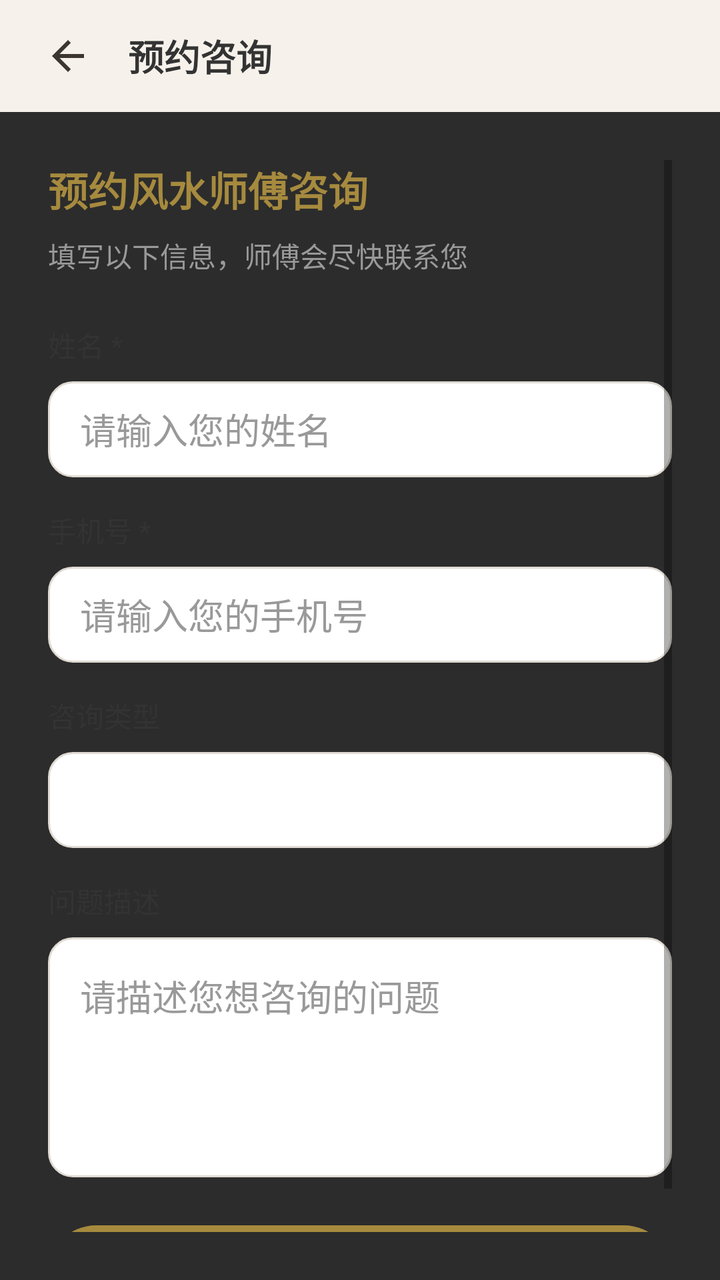
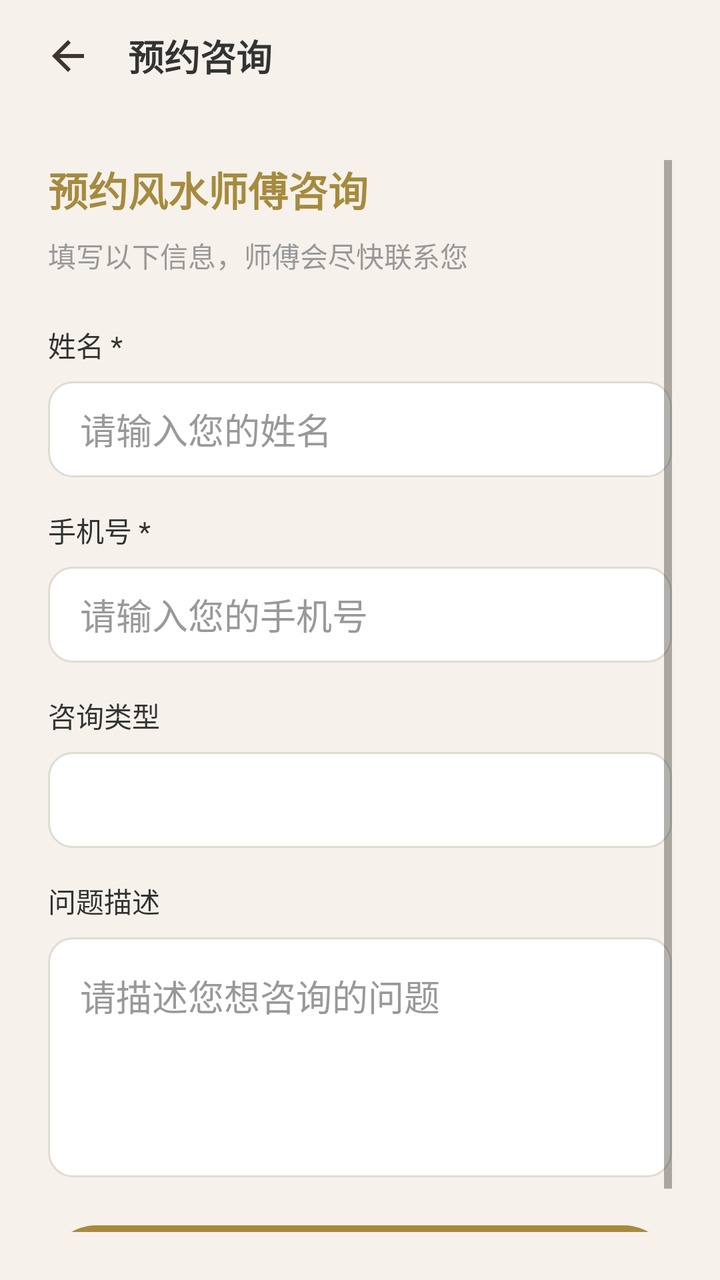

Compare the two renders of this Android layout. The source of the first and the diff that turns it into the second are given below.
<!-- AndroidManifest.xml: application theme Theme.YizhaiYiju -->
<!-- res/layout/activity_consult.xml -->
<?xml version="1.0" encoding="utf-8"?>
<LinearLayout xmlns:android="http://schemas.android.com/apk/res/android"
    android:orientation="vertical"
    android:background="@color/bg_dark"
    android:layout_width="match_parent"
    android:layout_height="match_parent">
    <LinearLayout
        android:gravity="center_vertical"
        android:background="@color/bg_toolbar"
        android:paddingLeft="16dp"
        android:paddingRight="16dp"
        android:layout_width="match_parent"
        android:layout_height="56dp"
        android:paddingHorizontal="16dp">
        <ImageButton
            android:id="@+id/btn_back"
            android:background="?attr/selectableItemBackgroundBorderless"
            android:layout_width="36dp"
            android:layout_height="36dp"
            android:src="@drawable/ic_back"
            android:contentDescription="返回"/>
        <TextView
            android:textSize="18sp"
            android:textStyle="bold"
            android:textColor="@color/text_primary"
            android:layout_width="0dp"
            android:layout_height="wrap_content"
            android:text="预约咨询"
            android:layout_weight="1"
            android:layout_marginStart="12dp"/>
    </LinearLayout>
    <ScrollView
        android:padding="24dp"
        android:layout_width="match_parent"
        android:layout_height="0dp"
        android:layout_weight="1">
        <LinearLayout
            android:orientation="vertical"
            android:layout_width="match_parent"
            android:layout_height="wrap_content">
            <TextView
                android:textSize="20sp"
                android:textStyle="bold"
                android:textColor="@color/gold"
                android:layout_width="wrap_content"
                android:layout_height="wrap_content"
                android:layout_marginBottom="8dp"
                android:text="预约风水师傅咨询"/>
            <TextView
                android:textSize="14sp"
                android:textColor="@color/text_gray"
                android:layout_width="wrap_content"
                android:layout_height="wrap_content"
                android:layout_marginBottom="24dp"
                android:text="填写以下信息，师傅会尽快联系您"/>
            <TextView
                android:textSize="14sp"
                android:textColor="@color/text_primary"
                android:layout_width="wrap_content"
                android:layout_height="wrap_content"
                android:text="姓名 *"/>
            <EditText
                android:textColor="@color/text_primary"
                android:textColorHint="@color/text_gray"
                android:id="@+id/et_name"
                android:background="@drawable/bg_input"
                android:paddingLeft="16dp"
                android:paddingRight="16dp"
                android:layout_width="match_parent"
                android:layout_height="48dp"
                android:layout_marginTop="8dp"
                android:layout_marginBottom="16dp"
                android:hint="请输入您的姓名"
                android:singleLine="true"
                android:paddingHorizontal="16dp"/>
            <TextView
                android:textSize="14sp"
                android:textColor="@color/text_primary"
                android:layout_width="wrap_content"
                android:layout_height="wrap_content"
                android:text="手机号 *"/>
            <EditText
                android:textColor="@color/text_primary"
                android:textColorHint="@color/text_gray"
                android:id="@+id/et_phone"
                android:background="@drawable/bg_input"
                android:paddingLeft="16dp"
                android:paddingRight="16dp"
                android:layout_width="match_parent"
                android:layout_height="48dp"
                android:layout_marginTop="8dp"
                android:layout_marginBottom="16dp"
                android:hint="请输入您的手机号"
                android:singleLine="true"
                android:inputType="phone"
                android:paddingHorizontal="16dp"/>
            <TextView
                android:textSize="14sp"
                android:textColor="@color/text_primary"
                android:layout_width="wrap_content"
                android:layout_height="wrap_content"
                android:text="咨询类型"/>
            <Spinner
                android:id="@+id/spinner_type"
                android:background="@drawable/bg_input"
                android:paddingLeft="16dp"
                android:paddingRight="16dp"
                android:layout_width="match_parent"
                android:layout_height="48dp"
                android:layout_marginTop="8dp"
                android:layout_marginBottom="16dp"
                android:paddingHorizontal="16dp"/>
            <TextView
                android:textSize="14sp"
                android:textColor="@color/text_primary"
                android:layout_width="wrap_content"
                android:layout_height="wrap_content"
                android:text="问题描述"/>
            <EditText
                android:textColor="@color/text_primary"
                android:textColorHint="@color/text_gray"
                android:gravity="top"
                android:id="@+id/et_description"
                android:background="@drawable/bg_input"
                android:padding="16dp"
                android:layout_width="match_parent"
                android:layout_height="120dp"
                android:layout_marginTop="8dp"
                android:layout_marginBottom="24dp"
                android:hint="请描述您想咨询的问题"
                android:inputType="textMultiLine"/>
            <Button
                android:textSize="18sp"
                android:textStyle="bold"
                android:textColor="@color/text_primary"
                android:id="@+id/btn_submit"
                android:background="@drawable/bg_red_button"
                android:layout_width="match_parent"
                android:layout_height="52dp"
                android:text="提交预约"/>
        </LinearLayout>
    </ScrollView>
</LinearLayout>
<!-- resources referenced by this layout -->
<resources>
  <color name="bg_dark">#2c2c2c</color>
  <color name="bg_toolbar">#f6f2eb</color>
  <color name="gold">#a68a3e</color>
  <color name="text_gray">#999999</color>
  <color name="text_primary">#333333</color>
  <!-- drawable bg_input (drawable) -->
  <?xml version="1.0" encoding="utf-8"?>
  <shape xmlns:android="http://schemas.android.com/apk/res/android">
      <solid android:color="@color/bg_input"/>
      <corners android:radius="12dp"/>
      <stroke
          android:width="1dp"
          android:color="@color/border"/>
  </shape>
  <!-- drawable bg_red_button (drawable) -->
  <?xml version="1.0" encoding="utf-8"?>
  <shape xmlns:android="http://schemas.android.com/apk/res/android">
      <gradient
          android:startColor="#b5452a"
          android:endColor="#963a23"
          android:angle="135"/>
      <corners android:radius="24dp"/>
  </shape>
  <!-- drawable ic_back (drawable) -->
  <?xml version="1.0" encoding="utf-8"?>
  <vector xmlns:android="http://schemas.android.com/apk/res/android"
      android:height="24dp"
      android:width="24dp"
      android:viewportWidth="24"
      android:viewportHeight="24">
      <path
          android:fillColor="#3d3530"
          android:pathData="M20,11H7.83L13.42,5.41L12,4L4,12L12,20L13.41,18.59L7.83,13H20V11Z"/>
  </vector>
  <style name="Theme.YizhaiYiju" parent="Theme.MaterialComponents.Light.NoActionBar">
          <item name="colorPrimary">@color/primary</item>
          <item name="colorPrimaryDark">@color/primary</item>
          <item name="colorAccent">@color/accent</item>
          <item name="android:windowBackground">@color/bg_page</item>
          <item name="android:statusBarColor">@color/bg_page</item>
      </style>
  <color name="bg_input">#ffffff</color>
  <color name="border">#e0dbd3</color>
  <color name="primary">#a68a3e</color>
  <color name="accent">#b5452a</color>
  <color name="bg_page">#f6f2eb</color>
</resources>

<!-- the commit's change to res/layout/activity_consult.xml (unified diff, before → after) -->
@@ -1,7 +1,7 @@
 <?xml version="1.0" encoding="utf-8"?>
 <LinearLayout xmlns:android="http://schemas.android.com/apk/res/android"
     android:orientation="vertical"
-    android:background="@color/bg_dark"
+    android:background="@color/bg_page"
     android:layout_width="match_parent"
     android:layout_height="match_parent">
     <LinearLayout
@@ -132,9 +132,9 @@
             <Button
                 android:textSize="18sp"
                 android:textStyle="bold"
-                android:textColor="@color/text_primary"
+                android:textColor="@color/text_on_accent"
                 android:id="@+id/btn_submit"
-                android:background="@drawable/bg_red_button"
+                android:background="@drawable/bg_gold_button"
                 android:layout_width="match_parent"
                 android:layout_height="52dp"
                 android:text="提交预约"/>
<!-- resource entries referenced after the edit -->
@@ -1,10 +1,19 @@
 <!-- resources referenced by this layout -->
 <resources>
-  <color name="bg_dark">#2c2c2c</color>
   <color name="bg_toolbar">#f6f2eb</color>
   <color name="gold">#a68a3e</color>
   <color name="text_gray">#999999</color>
+  <color name="text_on_accent">#ffffff</color>
   <color name="text_primary">#333333</color>
+  <!-- drawable bg_gold_button (drawable) -->
+  <?xml version="1.0" encoding="utf-8"?>
+  <shape xmlns:android="http://schemas.android.com/apk/res/android">
+      <gradient
+          android:startColor="#a68a3e"
+          android:endColor="#8a7232"
+          android:angle="135"/>
+      <corners android:radius="24dp"/>
+  </shape>
   <!-- drawable bg_input (drawable) -->
   <?xml version="1.0" encoding="utf-8"?>
   <shape xmlns:android="http://schemas.android.com/apk/res/android">
@@ -13,15 +22,6 @@
       <stroke
           android:width="1dp"
           android:color="@color/border"/>
-  </shape>
-  <!-- drawable bg_red_button (drawable) -->
-  <?xml version="1.0" encoding="utf-8"?>
-  <shape xmlns:android="http://schemas.android.com/apk/res/android">
-      <gradient
-          android:startColor="#b5452a"
-          android:endColor="#963a23"
-          android:angle="135"/>
-      <corners android:radius="24dp"/>
   </shape>
   <!-- drawable ic_back (drawable) -->
   <?xml version="1.0" encoding="utf-8"?>
